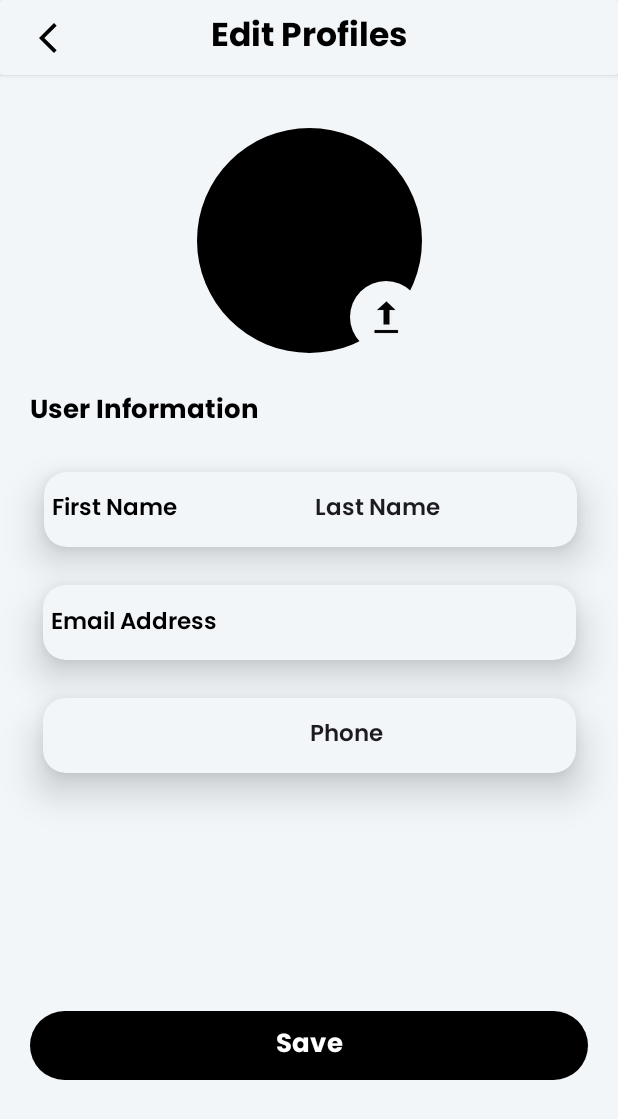
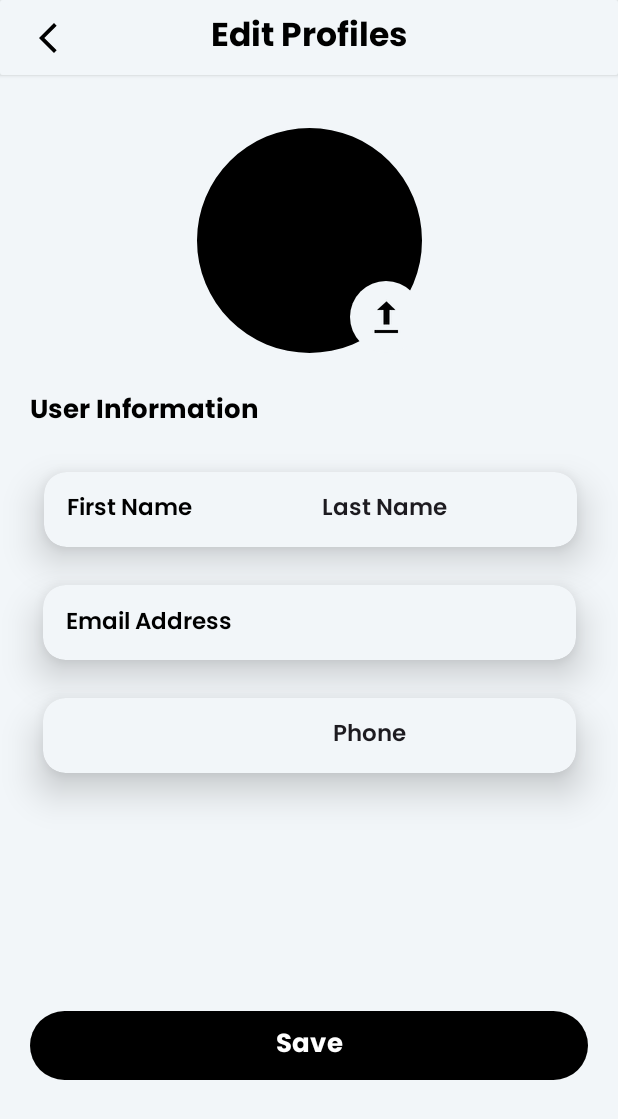
Before and after one commit to FPT-NMTung/Shopping-Android, an Android app: the layout activity_edit_profiles.xml on its own in the app's theme, with its tools: preview values and no code run, on a phone screen of 412 x 824 dp. Shown: the top 1119 px of the screen. Run offline under Robolectric (Android 15) with nearby library versions, the phone set to English and light mode, and no system bars.

Commit message:
left spinner arrow

```diff
--- a/app/src/main/res/layout/activity_edit_profiles.xml
+++ b/app/src/main/res/layout/activity_edit_profiles.xml
@@ -139,7 +139,7 @@
                 android:id="@+id/txtFirstName"
                 android:layout_width="177dp"
                 android:layout_height="match_parent"
-                android:layout_marginStart="5dp"
+                android:layout_marginStart="15dp"
                 android:background="@null"
                 android:ems="10"
                 android:fontFamily="@font/poppins_semibold"
@@ -152,6 +152,7 @@
                 app:layout_constraintBottom_toBottomOf="parent"
                 app:layout_constraintStart_toStartOf="parent"
                 app:layout_constraintTop_toTopOf="parent" />
+
         </androidx.constraintlayout.widget.ConstraintLayout>
 
     </androidx.cardview.widget.CardView>
@@ -176,9 +177,9 @@
 
             <TextView
                 android:id="@+id/textViewtEmailAddressEditProfile"
-                android:layout_width="match_parent"
+                android:layout_width="0dp"
                 android:layout_height="wrap_content"
-                android:layout_marginStart="5dp"
+                android:layout_marginStart="15dp"
                 android:background="@null"
                 android:ems="10"
                 android:fontFamily="@font/poppins_semibold"
@@ -217,6 +218,7 @@
                 android:id="@+id/spinnerGender"
                 android:layout_width="177dp"
                 android:layout_height="match_parent"
+                android:layout_marginLeft="15dp"
                 android:background="@null"
                 android:ems="10"
                 android:fontFamily="@font/poppins_semibold"
@@ -235,6 +237,7 @@
                 android:id="@+id/textPhoneEditProfile"
                 android:layout_width="177dp"
                 android:layout_height="match_parent"
+                android:layout_marginLeft="15dp"
                 android:background="@null"
                 android:ems="10"
                 android:fontFamily="@font/poppins_semibold"
```
